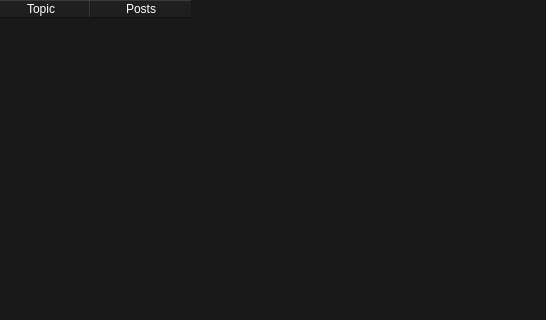
Above: archivetab.ui from siavash119/qtchan before the change; both pictures show x 209 to 755 and y 0 to 320 of the 755 by 532 pixel window. Below: the same form after it.
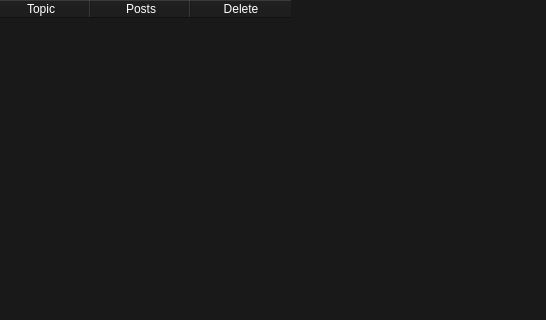
That is the form after the change.

Commit message: can delete thread folder from self-archive

The edit to the form file:
```diff
--- a/archivetab.ui
+++ b/archivetab.ui
@@ -76,6 +76,11 @@
        <string>Posts</string>
       </property>
      </column>
+     <column>
+      <property name="text">
+       <string>Delete</string>
+      </property>
+     </column>
     </widget>
    </item>
   </layout>
```
The commit also changes 1 other file.
